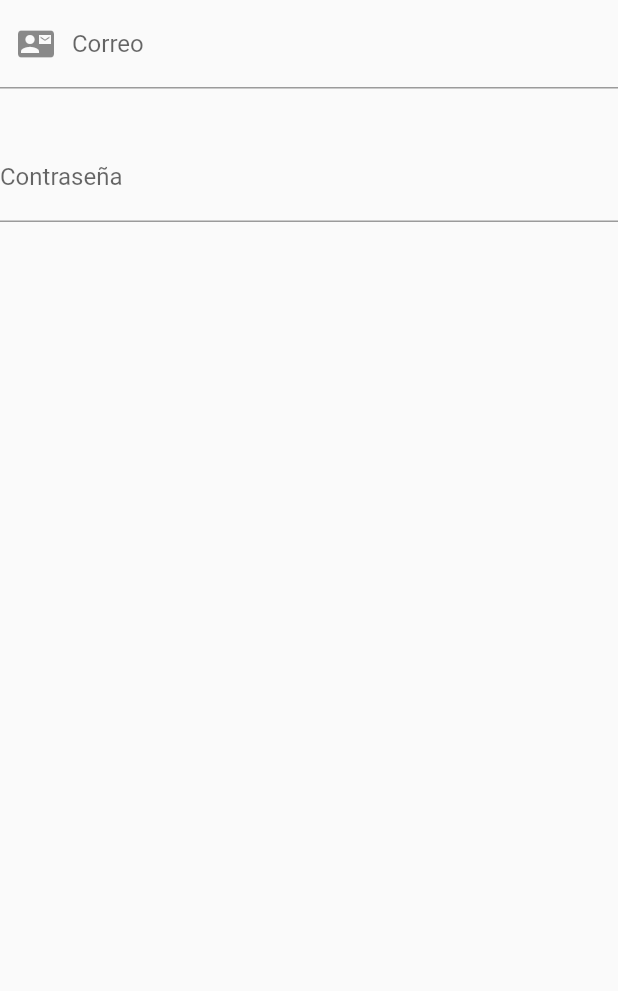
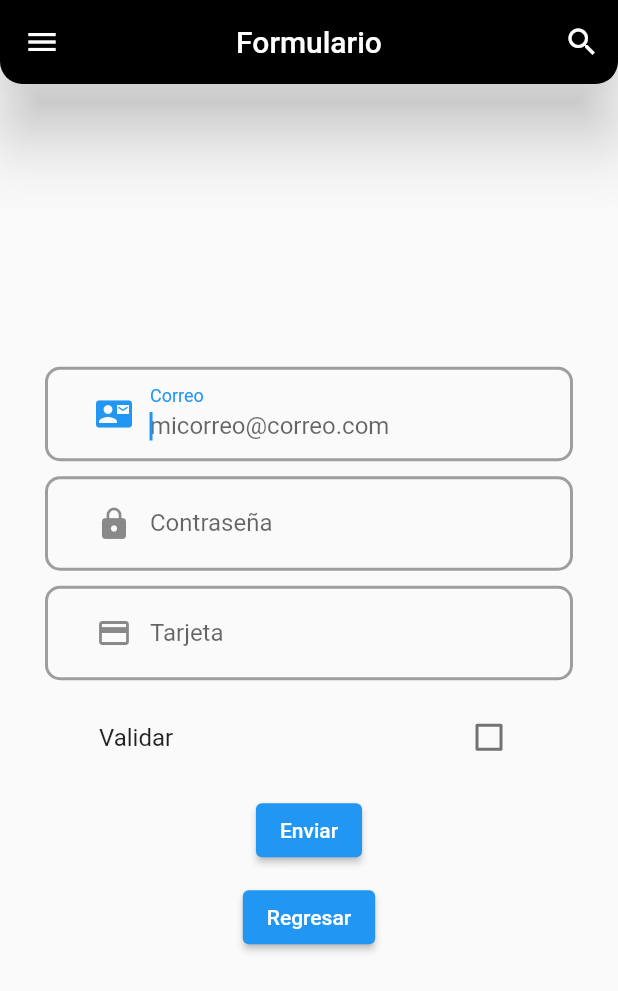
Before and after one commit to Antonio-martine/flutter, a Flutter app: the FormScreen screen opened directly, on a phone screen of 412 x 824 dp. Shown: the top 991 px of the screen. Run offline on Flutter 3.47's test engine with Material 2 defaults, Android fonts, the phone set to English and light mode, and no system bars; missing offline and left inert: dart:html.

Commit message:
Version 3.0 - Formulario

```diff
--- a/lib/main.dart
+++ b/lib/main.dart
@@ -7,6 +7,7 @@ import 'screens/DatosStackScreen.dart';
 import 'screens/quarterScreen.dart';
 import 'screens/secondScreen.dart';
 import 'screens/stackScreen.dart';
+import 'screens/formScreen.dart';
 
 void main() {
   runApp(MaterialApp(
@@ -21,6 +22,7 @@ void main() {
       '/stack': (context) =>
           TestStack(), //se ejecuta (ctr + .) para unir la libreria la cual es la 2 opcion
       '/Datosstack': (context) => DatosstackPage(),
+      '/form': (context) => FormScreen(),
     },
     //home: HomePage(), //PONER ESTA LINIA SOLO SI ESBOTON INDIVIDUAL
   ));
@@ -170,6 +172,13 @@ class HomePage extends StatelessWidget {
               Navigator.pushNamed(context, '/Datosstack');
             },
           ),
+          SizedBox(height: 5.0),
+          ElevatedButton(
+            child: Text('Formulario'),
+            onPressed: () {
+              Navigator.pushNamed(context, '/form');
+            },
+          )
         ],
       )),
     );
--- a/lib/screens/formScreen.dart
+++ b/lib/screens/formScreen.dart
@@ -1,6 +1,7 @@
+import 'dart:html';
 import 'package:flutter/material.dart';
+import 'package:flutter/services.dart';
 
-//statefulW
 class FormScreen extends StatefulWidget {
   const FormScreen({Key? key}) : super(key: key);
 
@@ -10,14 +11,18 @@ class FormScreen extends StatefulWidget {
 
 class _FormScreenState extends State<FormScreen> {
   late TextEditingController _controller;
+  bool _isChecked = false;
+
   @override
   void initState() {
+    // TODO: implement initState
     super.initState();
     _controller = TextEditingController();
   }
 
   @override
   void dispose() {
+    // TODO: implement dispose
     super.dispose();
     _controller.dispose();
   }
@@ -25,45 +30,121 @@ class _FormScreenState extends State<FormScreen> {
   @override
   Widget build(BuildContext context) {
     return Scaffold(
-      body: Center(
-        child: Column(
-          children: [
-            TextField(
-              keyboardType: TextInputType
-                  .emailAddress, //Colocar la tecla @ como principal dentro del teclado
-              controller: _controller,
-              decoration: const InputDecoration(
-                //requerimientos correo
-                labelText: 'Correo',
-                hintText: 'correo@correo.com',
-                prefixIcon: Icon(Icons.contact_mail),
-                //icon: Icon(Icons.contact_mail)
-              ),
+        appBar: AppBar(
+          leading: Icon(Icons.menu), //PRIMERA FORMA DE ICONOS
+          //  leading: IconButton( icon: Icon(Icons.menu), onPressed: () => {},), //SEGUNDA FORMA DE ICONOS
+          centerTitle: true,
+          backgroundColor: Colors.black,
+          title: Text('Formulario'),
+          elevation: 20.0,
+          shadowColor: Colors.black,
+          //backgroundColor: Colors.red,
+          //actionsIconTheme: IconThemeData(color: Colors.red), //PARA EL COLOR DE LOS ICONOS
+          shape: RoundedRectangleBorder(
+            //Nos funciona para los bordes de la barrra de opciones
+            borderRadius: BorderRadius.vertical(bottom: Radius.circular(15)),
+          ),
+          actions: <Widget>[
+            IconButton(
+              icon: const Icon(Icons.search),
+              onPressed: () => {},
             ),
-            const SizedBox(height: 30.0),
-            TextField(
-              obscureText: true,
-              decoration: InputDecoration(labelText: 'Contraseña'),
-            )
-            /*  onSubmitted: (String value) async {
-                await showDialog(
-                    context: context,
-                    builder: (BuildContext context) {
-                      return AlertDialog(
-                        title: const Text('Mensaje'),
-                        content: Text(
-                            'Has escrito "$value", y tiene una longitud de ${value.characters.length}'),
-                        actions: <Widget>[
-                          TextButton(
-                              onPressed: () => Navigator.pop(context),
-                              child: const Text('Ok')),
-                        ],
-                      );
-                    });
-              },*/
+            //        IconButton(
+            //         icon: Icon(Icons.note),
+            //        onPressed: () => {print('BOT├ôN DE NOTAS')},
+            //S     ),
           ],
         ),
-      ),
-    );
+        body: Center(
+          child: Form(
+              child: Column(
+                  mainAxisAlignment: MainAxisAlignment.center,
+                  children: <Widget>[
+                inputEmail(_controller),
+                const SizedBox(height: 10),
+                inputPassword(),
+                const SizedBox(height: 10),
+                inputCard(),
+                const SizedBox(height: 10),
+                Container(
+                  padding: const EdgeInsets.symmetric(horizontal: 20.0),
+                  margin: const EdgeInsets.symmetric(horizontal: 30.0),
+                  child: CheckboxListTile(
+                      title: const Text('Validar'),
+                      value: _isChecked,
+                      onChanged: (bool? value) {
+                        setState(() {
+                          _isChecked = value!;
+                        });
+                      }),
+                ),
+                const SizedBox(height: 10),
+                ElevatedButton(
+                    onPressed: () => {}, child: const Text('Enviar')),
+                const SizedBox(height: 10),
+                ElevatedButton(
+                    onPressed: () => Navigator.pop(context),
+                    child: const Text('Regresar')),
+              ])),
+        ));
   }
 }
+
+Widget inputCard() {
+  return Container(
+    padding: const EdgeInsets.symmetric(horizontal: 20.0),
+    margin: const EdgeInsets.symmetric(horizontal: 30.0),
+    decoration: BoxDecoration(
+        borderRadius: BorderRadius.circular(10),
+        border: Border.all(color: Colors.grey, width: 2.0)),
+    child: TextFormField(
+      keyboardType: TextInputType.number,
+      inputFormatters: [
+        FilteringTextInputFormatter.allow(RegExp('[0-9 -]')),
+        LengthLimitingTextInputFormatter(16)
+      ],
+      decoration: const InputDecoration(
+          border: InputBorder.none,
+          prefixIcon: Icon(Icons.credit_card),
+          labelText: 'Tarjeta',
+          hintText: '1234-1234-1234-1234'),
+    ),
+  );
+}
+
+Widget inputPassword() {
+  return Container(
+    padding: const EdgeInsets.symmetric(horizontal: 20.0),
+    margin: const EdgeInsets.symmetric(horizontal: 30.0),
+    decoration: BoxDecoration(
+        borderRadius: BorderRadius.circular(10),
+        border: Border.all(color: Colors.grey, width: 2.0)),
+    child: TextFormField(
+      obscureText: true,
+      decoration: const InputDecoration(
+          border: InputBorder.none,
+          prefixIcon: Icon(Icons.lock),
+          labelText: 'Contraseña'),
+    ),
+  );
+}
+
+Widget inputEmail(_controller) {
+  return Container(
+    padding: const EdgeInsets.symmetric(horizontal: 20.0),
+    margin: const EdgeInsets.symmetric(horizontal: 30.0),
+    decoration: BoxDecoration(
+        borderRadius: BorderRadius.circular(10),
+        border: Border.all(color: Colors.grey, width: 2.0)),
+    child: TextFormField(
+      keyboardType: TextInputType.emailAddress,
+      autofocus: true,
+      controller: _controller,
+      decoration: const InputDecoration(
+          border: InputBorder.none,
+          prefixIcon: Icon(Icons.contact_mail),
+          labelText: 'Correo',
+          hintText: 'micorreo@correo.com'),
+    ),
+  );
+}
```
